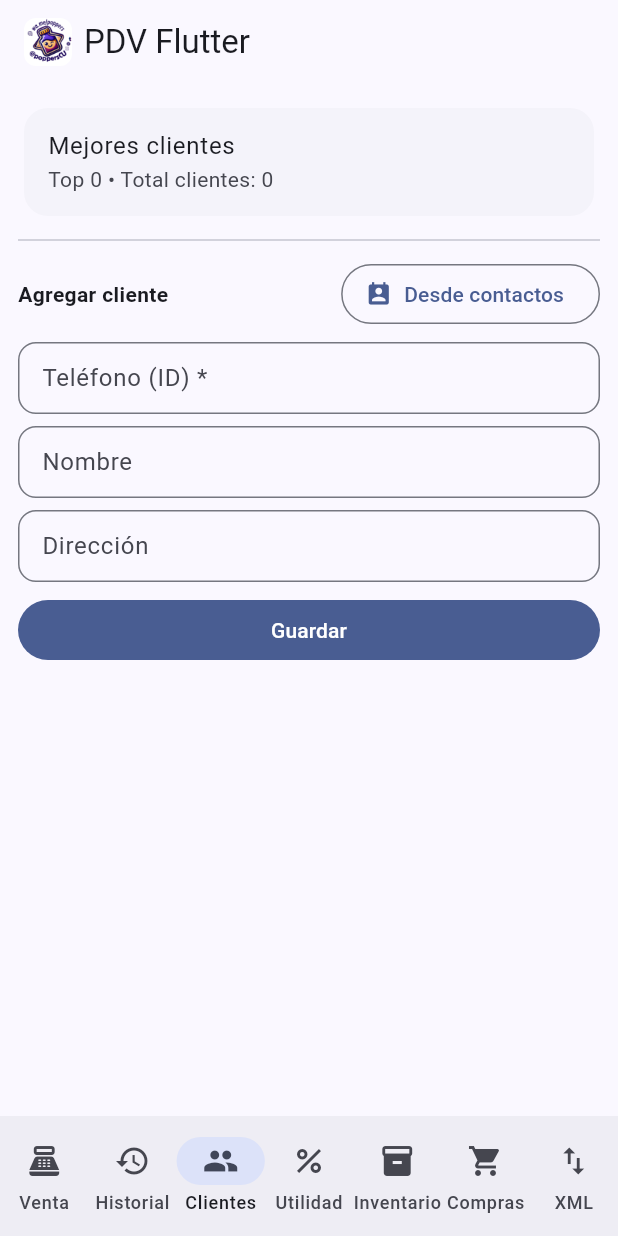
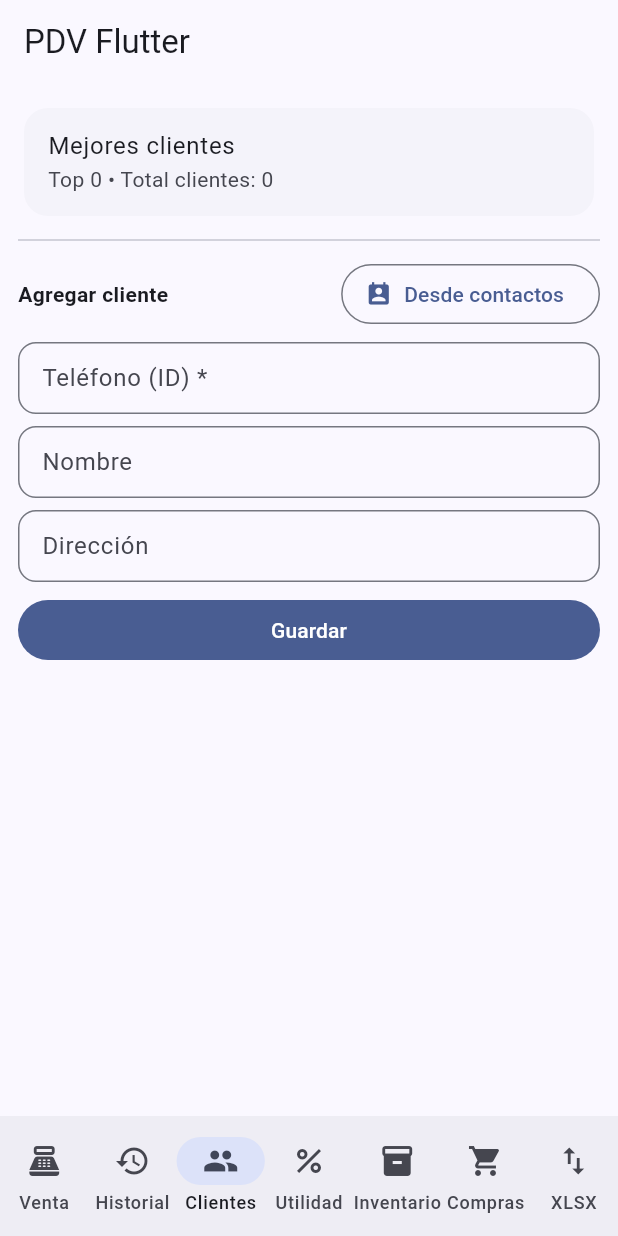
Before and after one commit to sergiopolis69-oss/popperscuv5, a Flutter app: the screen it shows after launch, item 3 of the bottom bar chosen, on a phone screen of 412 x 824 dp. Run offline on Flutter 3.47's test engine with Material 3 defaults, Android fonts, the phone set to English and light mode, and no system bars; our stand-ins replace file_picker, flutter_contacts, open_filex, sqflite; missing offline and left inert: excel, file_saver; accounts and stored records are empty.

Commit message:
Update main.dart

```diff
--- a/lib/main.dart
+++ b/lib/main.dart
@@ -1,11 +1,13 @@
 import 'package:flutter/material.dart';
-import 'ui/sales_page.dart';
-import 'ui/sales_history_page.dart';
-import 'ui/clients_page.dart';
-import 'ui/profit_page.dart';
-import 'ui/inventory_page.dart';
-import 'ui/purchases_page.dart';
-import 'ui/backup_page.dart';
+
+// IMPORTS de UI (asegúrate que los paths existan)
+import 'ui/sales_page.dart' show SalesPage;
+import 'ui/sales_history_page.dart' show SalesHistoryPage;
+import 'ui/clients_page.dart' show ClientsPage;
+import 'ui/profit_page.dart' show ProfitPage;
+import 'ui/inventory_page.dart' show InventoryPage;
+import 'ui/purchases_page.dart' show PurchasesPage;
+import 'ui/backup_page.dart' show BackupPage;
 
 void main() {
   runApp(const PDVApp());
@@ -57,18 +59,7 @@ class _PDVAppState extends State<PDVApp> {
       title: 'PDV Flutter',
       theme: theme,
       home: Scaffold(
-        appBar: AppBar(
-          title: Row(
-            children: [
-              ClipRRect(
-                borderRadius: BorderRadius.circular(8),
-                child: Image.asset('assets/images/logo.jpg', width: 32, height: 32, fit: BoxFit.cover),
-              ),
-              const SizedBox(width: 8),
-              const Text('PDV Flutter'),
-            ],
-          ),
-        ),
+        appBar: AppBar(title: const Text('PDV Flutter')),
         body: AnimatedSwitcher(
           duration: const Duration(milliseconds: 250),
           child: _pages[_index],
@@ -82,7 +73,7 @@ class _PDVAppState extends State<PDVApp> {
             NavigationDestination(icon: Icon(Icons.percent), label: 'Utilidad'),
             NavigationDestination(icon: Icon(Icons.inventory), label: 'Inventario'),
             NavigationDestination(icon: Icon(Icons.shopping_cart), label: 'Compras'),
-            NavigationDestination(icon: Icon(Icons.import_export), label: 'XML'),
+            NavigationDestination(icon: Icon(Icons.import_export), label: 'XLSX'),
           ],
           onDestinationSelected: (i){ setState(()=>_index=i); },
         ),
```
